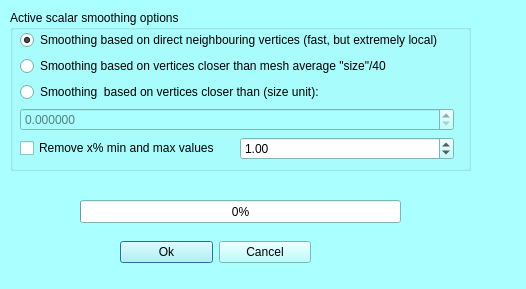
First picture: the form in MorphoDig/Qt/mqScalarsSmoothDialog.ui, repository morphomuseum/MorphoDig, before the edit.
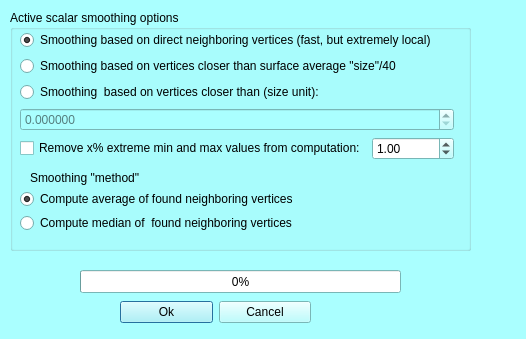
Second picture: the form after the edit.

Commit message: Smoothing very much improved...

Diff of the .ui file:
```diff
--- a/MorphoDig/Qt/mqScalarsSmoothDialog.ui
+++ b/MorphoDig/Qt/mqScalarsSmoothDialog.ui
@@ -7,7 +7,7 @@
     <x>0</x>
     <y>0</y>
     <width>526</width>
-    <height>289</height>
+    <height>339</height>
    </rect>
   </property>
   <property name="palette">
@@ -432,7 +432,7 @@
    <property name="geometry">
     <rect>
      <x>120</x>
-     <y>240</y>
+     <y>300</y>
      <width>191</width>
      <height>25</height>
     </rect>
@@ -460,7 +460,7 @@
      <x>10</x>
      <y>10</y>
      <width>461</width>
-     <height>161</height>
+     <height>241</height>
     </rect>
    </property>
    <property name="title">
@@ -479,7 +479,7 @@
      <item>
       <widget class="QRadioButton" name="localNeighbours">
        <property name="text">
-        <string>Smoothing based on direct neighbouring vertices (fast, but extremely local)</string>
+        <string>Smoothing based on direct neighboring vertices (fast, but extremely local)</string>
        </property>
        <property name="checked">
         <bool>true</bool>
@@ -489,7 +489,7 @@
      <item>
       <widget class="QRadioButton" name="localAuto">
        <property name="text">
-        <string>Smoothing based on vertices closer than mesh average &quot;size&quot;/40</string>
+        <string>Smoothing based on vertices closer than surface average &quot;size&quot;/40</string>
        </property>
       </widget>
      </item>
@@ -518,7 +518,7 @@
        <item>
         <widget class="QCheckBox" name="cutMinMax">
          <property name="text">
-          <string>Remove x% min and max values</string>
+          <string>Remove x% extreme min and max values from computation:</string>
          </property>
         </widget>
        </item>
@@ -545,12 +545,54 @@
      </item>
     </layout>
    </widget>
+   <widget class="QWidget" name="verticalLayoutWidget_2">
+    <property name="geometry">
+     <rect>
+      <x>10</x>
+      <y>180</y>
+      <width>441</width>
+      <height>42</height>
+     </rect>
+    </property>
+    <layout class="QVBoxLayout" name="verticalLayout_2">
+     <item>
+      <widget class="QRadioButton" name="average">
+       <property name="text">
+        <string>Compute average of found neighboring vertices</string>
+       </property>
+       <property name="checked">
+        <bool>true</bool>
+       </property>
+      </widget>
+     </item>
+     <item>
+      <widget class="QRadioButton" name="median">
+       <property name="text">
+        <string>Compute median of  found neighboring vertices</string>
+       </property>
+      </widget>
+     </item>
+    </layout>
+   </widget>
+   <widget class="QLabel" name="label">
+    <property name="geometry">
+     <rect>
+      <x>20</x>
+      <y>160</y>
+      <width>131</width>
+      <height>16</height>
+     </rect>
+    </property>
+    <property name="text">
+     <string>Smoothing &quot;method&quot;</string>
+    </property>
+   </widget>
   </widget>
   <widget class="QProgressBar" name="progressBar">
    <property name="geometry">
     <rect>
      <x>80</x>
-     <y>200</y>
+     <y>270</y>
      <width>321</width>
      <height>23</height>
     </rect>
```
Left out of the diff: 2 changed lines with no effect on the pictures. The commit also changes 4 other files.
